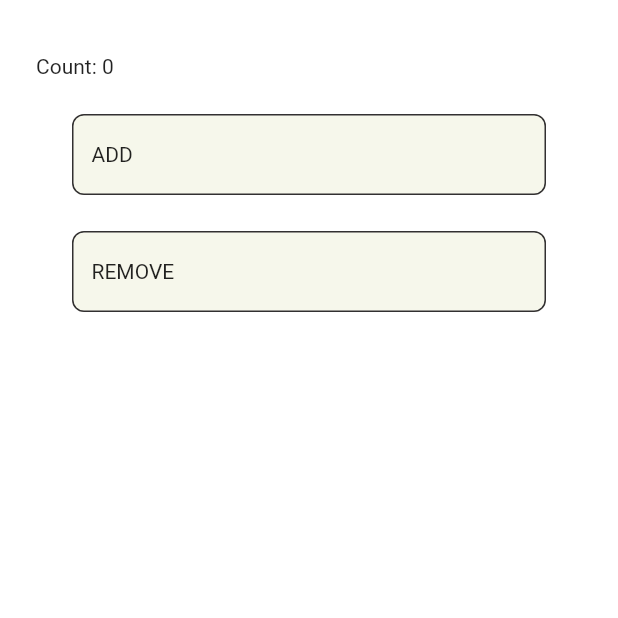
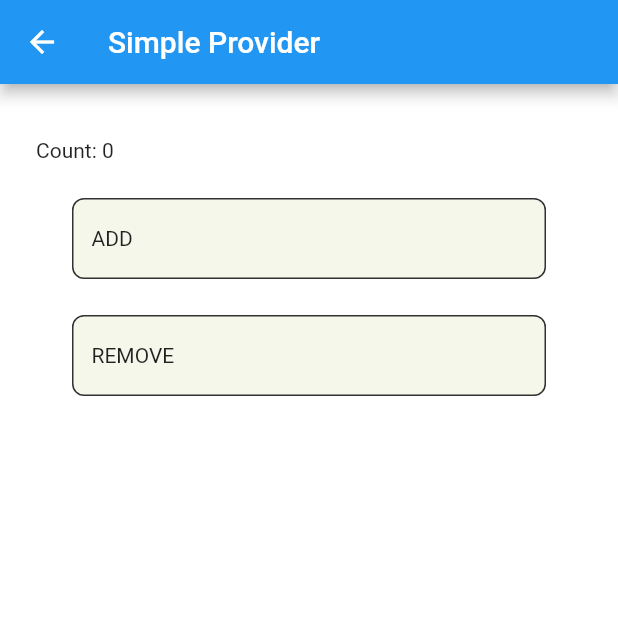
Before and after one commit to IkhwanSI13/explore_pattern, a Flutter app: the SimpleProviderActivity screen opened by its route, on a phone screen of 412 x 824 dp, the top half of it. Run offline on Flutter 3.47's test engine with Material 2 defaults, Android fonts, the phone set to English and light mode, and no system bars.

Commit message:
+ ReusableProvider + exclude utils for button

```diff
--- a/lib/main.dart
+++ b/lib/main.dart
@@ -1,6 +1,7 @@
 import 'package:explore_pattern/mainActivity.dart';
 import 'package:explore_pattern/page_route.dart';
 import 'package:explore_pattern/provider/ProviderActivity.dart';
+import 'package:explore_pattern/provider/reusable/ReusableProviderActivity.dart';
 import 'package:explore_pattern/provider/simple/SimpleProviderActivity.dart';
 import 'package:flutter/material.dart';
 
@@ -26,6 +27,8 @@ class MyApp extends StatelessWidget {
         return CustomPageRoute(page: ProviderActivity());
       case linkSimpleProvider:
         return CustomPageRoute(page: SimpleProviderActivity());
+      case linkReusableProvider:
+        return CustomPageRoute(page: ReusableProviderActivity());
     }
   }
 }
--- a/lib/provider/ProviderActivity.dart
+++ b/lib/provider/ProviderActivity.dart
@@ -19,9 +19,9 @@ class ProviderState extends State<ProviderActivity> {
                 button("Simple Provider", () {
                   Navigator.of(context).pushNamed(linkSimpleProvider);
                 }),
-//                button("Reusable", () {
-//                  Navigator.of(context).pushNamed(linkProvider);
-//                }),
+                button("Reusable", () {
+                  Navigator.of(context).pushNamed(linkReusableProvider);
+                }),
               ],
             )));
   }
--- a/lib/provider/simple/SimpleProviderActivity.dart
+++ b/lib/provider/simple/SimpleProviderActivity.dart
@@ -1,29 +1,20 @@
 import 'package:explore_pattern/provider/simple/SimpleProviderNotifier.dart';
+import 'package:explore_pattern/utils.dart';
 import 'package:flutter/material.dart';
 import 'package:provider/provider.dart';
 
 class SimpleProviderActivity extends StatelessWidget {
   @override
   Widget build(BuildContext context) {
+    print("CheckLog | SimpleProviderActivity | build method run");
+
     return Scaffold(
+        appBar: AppBar(
+          title: const Text('Simple Provider'),
+        ),
         body: ChangeNotifierProvider(
-            create: (_) => new ProviderNotifier(), child: SimpleProviderWidget()));
-
-    //DO use ChangeNotifierProvider.value to provide an existing ChangeNotifier.
-    //MyChangeNotifier variable;
-    //
-    //ChangeNotifierProvider.value(
-    //  value: variable,
-    //  child: ...
-    //)
-
-    //FOR first iniate provider
-    //MyChangeNotifier variable;
-    //
-    //ChangeNotifierProvider(
-    //  create: (_) => variable,
-    //  child: ...
-    //)
+            create: (_) => new ProviderNotifier(),
+            child: SimpleProviderWidget()));
   }
 }
 
@@ -43,7 +34,7 @@ class SimpleProviderState extends State<SimpleProviderWidget> {
   @override
   Widget build(BuildContext context) {
     notifier = Provider.of<ProviderNotifier>(context);
-    print("CheckLog build method run");
+    print("CheckLog | SimpleProviderState | build method run");
 
     return SafeArea(
         child: Scaffold(
@@ -55,36 +46,14 @@ class SimpleProviderState extends State<SimpleProviderWidget> {
                 crossAxisAlignment: CrossAxisAlignment.stretch,
                 children: <Widget>[
                   Text("Count: " + notifier.count.toString()),
-                  button("ADD", () {
+                  Utils().button("ADD", () {
                     notifier.add();
                   }),
-                  button("REMOVE", () {
+                  Utils().button("REMOVE", () {
                     notifier.remove();
                   }),
                 ],
               ),
             )));
   }
-
-  Widget button(String text, Function onClick) {
-    return Container(
-      margin: EdgeInsets.only(left: 24, right: 24, top: 24),
-      child: Material(
-        borderRadius: BorderRadius.circular(8.0),
-        color: Color(0xfff6f7eb),
-        child: InkWell(
-          onTap: () {
-            onClick();
-          },
-          child: Container(
-            decoration: BoxDecoration(
-                borderRadius: BorderRadius.circular(8.0),
-                border: Border.all(color: Color(0xff323031))),
-            padding: EdgeInsets.fromLTRB(12.0, 18.0, 12.0, 18.0),
-            child: Text(text),
-          ),
-        ),
-      ),
-    );
-  }
 }
--- /dev/null
+++ b/lib/utils.dart
@@ -0,0 +1,25 @@
+import 'package:flutter/material.dart';
+
+class Utils {
+  Widget button(String text, Function onClick) {
+    return Container(
+      margin: EdgeInsets.only(left: 24, right: 24, top: 24),
+      child: Material(
+        borderRadius: BorderRadius.circular(8.0),
+        color: Color(0xfff6f7eb),
+        child: InkWell(
+          onTap: () {
+            onClick();
+          },
+          child: Container(
+            decoration: BoxDecoration(
+                borderRadius: BorderRadius.circular(8.0),
+                border: Border.all(color: Color(0xff323031))),
+            padding: EdgeInsets.fromLTRB(12.0, 18.0, 12.0, 18.0),
+            child: Text(text),
+          ),
+        ),
+      ),
+    );
+  }
+}
```
Also changed, not shown: lib/mainActivity.dart (+3 -24 lines), lib/provider/reusable/ReusableProviderActivity.dart (added, +126 -0 lines), lib/provider/reusable/ReusableProviderNotifier.dart (added, +15 -0 lines).
